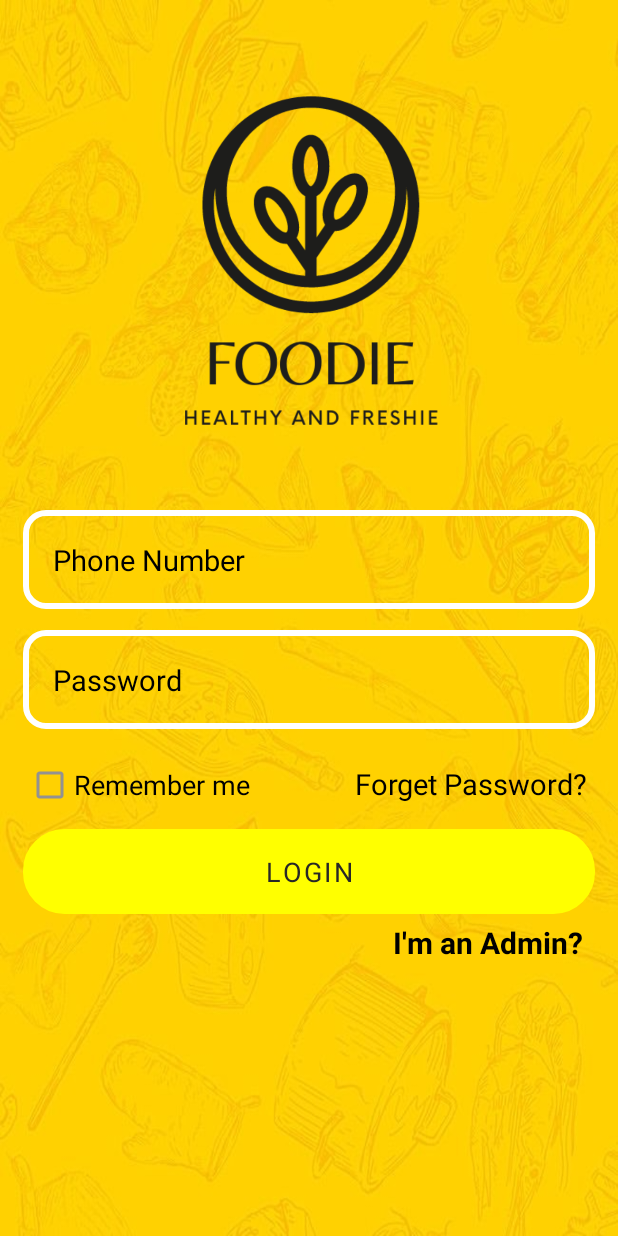
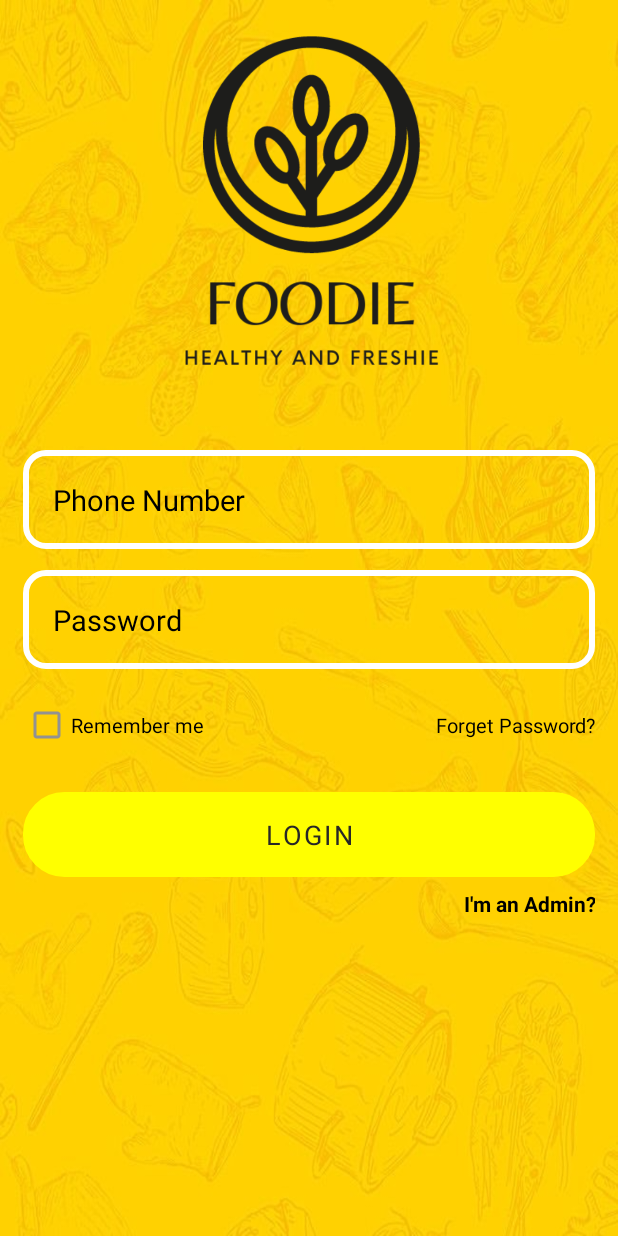
Before and after one commit to thisitham/Team-Oreo, an Android app: the layout activity_login.xml on its own in the app's theme, with its tools: preview values and no code run, on a phone screen of 412 x 824 dp. Run offline under Robolectric (Android 15) with nearby library versions, the phone set to English and light mode, and no system bars; plain views replace CheckBox; Roboto replaces fonts that are not available here.

Commit message:
Alignment Settings

```diff
--- a/app/src/main/res/layout/activity_home.xml
+++ b/app/src/main/res/layout/activity_home.xml
@@ -9,7 +9,7 @@
     android:layout_height="match_parent"
     android:fitsSystemWindows="true"
     tools:context=".HomeActivity"
-    tools:openDrawer="start">
+    >
 
 
     <include
--- a/app/src/main/res/layout/activity_login.xml
+++ b/app/src/main/res/layout/activity_login.xml
@@ -1,5 +1,5 @@
 <?xml version="1.0" encoding="utf-8"?>
-<RelativeLayout xmlns:android="http://schemas.android.com/apk/res/android"
+<ScrollView xmlns:android="http://schemas.android.com/apk/res/android"
     xmlns:app="http://schemas.android.com/apk/res-auto"
     xmlns:tools="http://schemas.android.com/tools"
     android:layout_width="match_parent"
@@ -7,12 +7,16 @@
     android:background="@drawable/yellowback"
     tools:context=".LoginActivity">
 
+    <LinearLayout
+        android:layout_width="match_parent"
+        android:layout_height="wrap_content"
+        android:orientation="vertical">
+
         <ImageView
             android:id="@+id/login_applogo"
-        android:layout_width="250dp"
+            android:layout_width="match_parent"
             android:layout_height="250dp"
-        android:layout_centerHorizontal="true"
-        android:layout_marginTop="50dp"
+            android:layout_marginTop="10dp"
             android:layout_marginBottom="40dp"
             android:src="@drawable/foodie" />
 
@@ -62,22 +66,25 @@
                 style="@style/Material.Drawable.CheckBox"
                 android:layout_width="wrap_content"
                 android:layout_height="wrap_content"
-            android:layout_marginLeft="17dp"
-            android:gravity="center_vertical"
+                android:layout_marginStart="15dp"
+                android:layout_marginBottom="15dp"
+                android:gravity="center"
                 android:text="Remember me"
                 android:textColor="@color/colorOnSecondary"
-            android:textSize="18sp"
+                android:textSize="13sp"
                 app:cbd_strokeColor="@color/colorOnSecondary"
                 tools:ignore="TouchTargetSizeCheck" />
 
             <TextView
                 android:id="@+id/forget_password_link"
-            android:layout_width="wrap_content"
-            android:layout_height="wrap_content"
-            android:layout_marginLeft="70dp"
+                android:layout_width="match_parent"
+                android:layout_height="match_parent"
+                android:layout_marginEnd="15dp"
+                android:layout_marginBottom="15dp"
+                android:gravity="center|end"
                 android:text="Forget Password?"
                 android:textColor="@color/colorOnSecondary"
-            android:textSize="19sp" />
+                android:textSize="13sp" />
 
         </LinearLayout>
 
@@ -98,34 +105,39 @@
             android:textColor="#272727"
             android:textSize="18sp" />
 
+        <LinearLayout
+            android:layout_width="match_parent"
+            android:layout_height="wrap_content"
+            android:layout_marginTop="8dp">
+
+            <TextView
+                android:id="@+id/not_admin_panel_link"
+                android:layout_width="25dp"
+                android:layout_height="wrap_content"
+                android:layout_below="@+id/login_btn"
+                android:layout_marginLeft="15dp"
+                android:layout_weight="1"
+                android:text="I'm not an Admin?"
+                android:textColor="@color/colorOnSecondary"
+                android:textSize="14sp"
+                android:textStyle="bold"
+                android:visibility="invisible" />
 
             <TextView
                 android:id="@+id/admin_panel_link"
-        android:layout_width="wrap_content"
+                android:layout_width="0dp"
                 android:layout_height="wrap_content"
                 android:layout_below="@+id/login_btn"
-        android:layout_alignParentEnd="true"
-        android:layout_marginLeft="80dp"
-        android:layout_marginTop="5dp"
-        android:layout_marginEnd="23dp"
+                android:layout_marginRight="15dp"
+                android:textAlignment="textEnd"
+                android:layout_weight="1"
                 android:text="I'm an Admin?"
                 android:textColor="@color/colorOnSecondary"
-        android:textSize="20sp"
+                android:textSize="14sp"
                 android:textStyle="bold" />
 
 
-    <TextView
-        android:id="@+id/not_admin_panel_link"
-        android:layout_width="wrap_content"
-        android:layout_height="wrap_content"
-        android:layout_below="@+id/login_btn"
-        android:layout_alignParentStart="true"
-        android:layout_marginStart="25dp"
-        android:layout_marginLeft="80dp"
-        android:layout_marginTop="5dp"
-        android:text="I'm not an Admin?"
-        android:textColor="@color/colorOnSecondary"
-        android:textSize="20sp"
-        android:textStyle="bold"
-        android:visibility="invisible" />
-</RelativeLayout>
+        </LinearLayout>
+
+    </LinearLayout>
+</ScrollView>
--- a/app/src/main/res/layout/activity_main.xml
+++ b/app/src/main/res/layout/activity_main.xml
@@ -24,13 +24,13 @@
             android:layout_width="wrap_content"
             android:layout_height="wrap_content"
             android:layout_gravity="center"
-            android:layout_marginTop="35dp"
+            android:layout_marginTop="30dp"
             android:fontFamily="@font/aclonica"
             android:text="@string/retailer_heading"
             android:textAlignment="center"
             android:textAllCaps="true"
             android:textColor="@color/black"
-            android:textSize="28sp" />
+            android:textSize="26sp" />
 
         <TextView
             android:layout_width="wrap_content"
@@ -39,7 +39,7 @@
             android:fontFamily="@font/aladin"
             android:text="@string/retailer_tag_line"
             android:textAlignment="center"
-            android:layout_marginTop="20sp"
+            android:layout_marginTop="0sp"
             android:textColor="@color/black"
             android:textSize="16sp" />
 
--- a/app/src/main/res/values-night/themes.xml
+++ b/app/src/main/res/values-night/themes.xml
@@ -9,6 +9,7 @@
         <item name="colorSecondary">@color/colorSecondary</item>
         <item name="colorSecondaryVariant">@color/colorSecondaryVariant</item>
         <item name="colorOnSecondary">@color/colorOnSecondary</item>
+        <item name="android:statusBarColor">#00000000</item>
     </style>
 
 
```
Also changed, not shown: app/src/main/res/layout/activity_cart.xml (+5 -4 lines), app/src/main/res/layout/activity_product_details.xml (+7 -6 lines), app/src/main/res/layout/activity_register.xml (+10 -5 lines), app/src/main/res/layout/cart_items_layout.xml (+15 -15 lines), app/src/main/res/layout/orders_layout.xml (+5 -5 lines), app/src/main/res/layout/product_items_layout.xml (+15 -13 lines). Lines whose indentation alone changed are shown as unchanged.
